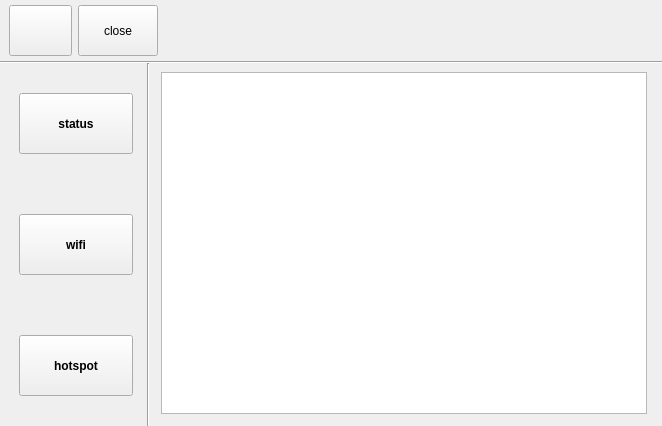
The window that wifi.ui (jizizihe/baijie_demo) describes before a commit, drawn with Qt 5.
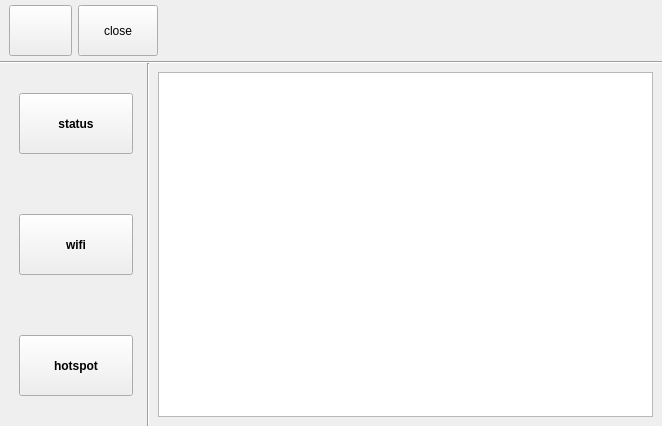
The same window after the commit. The open tabs and pages were chosen to show the change. Icons and pictures are not drawn.

Commit message: func: 1.add file directory display and modify layout in strorage       2.add switch buttons and change layout in 4g       3.add display serial port for server when receiving data and keypress test in multiple selection can be tested in interface       4.modify content in User Manual       5.Add databases for wifi, hotspots, Bluetooth, and networking

Patch:
```diff
--- a/wifi.ui
+++ b/wifi.ui
@@ -505,21 +505,12 @@
          <property name="focusPolicy">
           <enum>Qt::WheelFocus</enum>
          </property>
-         <layout class="QGridLayout" name="gridLayout_3" rowstretch="0,0">
-          <property name="leftMargin">
-           <number>12</number>
-          </property>
-          <property name="rightMargin">
-           <number>15</number>
-          </property>
-          <property name="bottomMargin">
-           <number>12</number>
-          </property>
-          <property name="verticalSpacing">
-           <number>2</number>
-          </property>
-          <item row="1" column="0">
+         <layout class="QVBoxLayout" name="verticalLayout_2">
+          <item>
            <widget class="QListWidget" name="WifiListWidget">
+            <property name="layoutDirection">
+             <enum>Qt::LeftToRight</enum>
+            </property>
             <property name="styleSheet">
              <string notr="true"/>
             </property>
```
Left out of the diff: 199 changed lines with no effect on the pictures. The commit also changes 43 other files.
